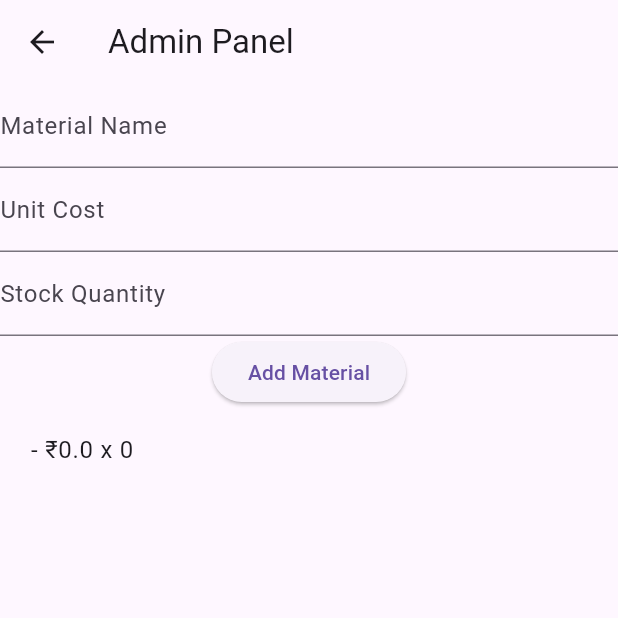
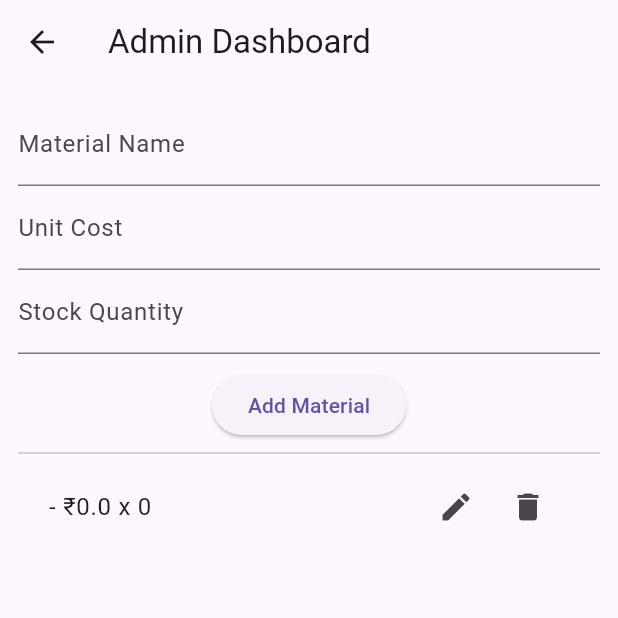
Before and after one commit to samarthdadhaniya/daily-planner, a Flutter app: the AdminPage screen opened directly, after a tap on "Add Material", on a phone screen of 412 x 824 dp, the top half of it. Run offline on Flutter 3.47's test engine with Material 3 defaults, Android fonts, the phone set to English and light mode, and no system bars; our stand-ins replace cloud_firestore, firebase_core; accounts and stored records are empty.

Commit message:
Initial commit - Simple Material Tracking & Costing App

```diff
--- a/Downloads/material tracker/material_tracker/lib/admin_page.dart
+++ b/Downloads/material tracker/material_tracker/lib/admin_page.dart
@@ -7,33 +7,48 @@ class AdminPage extends StatefulWidget {
 }
 
 class _AdminPageState extends State<AdminPage> {
-  final TextEditingController nameController = TextEditingController();
-  final TextEditingController costController = TextEditingController();
-  final TextEditingController stockController = TextEditingController();
+  final nameController = TextEditingController();
+  final costController = TextEditingController();
+  final stockController = TextEditingController();
 
-  void addMaterial() {
+  void addOrUpdateMaterial({int? index}) {
+    final name = nameController.text;
+    final unitCost = double.tryParse(costController.text) ?? 0;
+    final stock = int.tryParse(stockController.text) ?? 0;
+
     setState(() {
-      materials.add(MaterialItem(
-        name: nameController.text,
-        unitCost: double.tryParse(costController.text) ?? 0,
-        stock: int.tryParse(stockController.text) ?? 0,
-      ));
+      if (index == null) {
+        materials.add(MaterialItem(name: name, unitCost: unitCost, stock: stock));
+      } else {
+        materials[index] = MaterialItem(name: name, unitCost: unitCost, stock: stock);
+      }
     });
+
     nameController.clear();
     costController.clear();
     stockController.clear();
   }
 
+  void deleteMaterial(int index) {
+    setState(() {
+      materials.removeAt(index);
+    });
+  }
+
   @override
   Widget build(BuildContext context) {
     return Scaffold(
-      appBar: AppBar(title: Text('Admin Panel')),
-      body: Column(
+      appBar: AppBar(title: Text('Admin Dashboard')),
+      body: Padding(
+        padding: EdgeInsets.all(12),
+        child: Column(
           children: [
             TextField(controller: nameController, decoration: InputDecoration(labelText: 'Material Name')),
             TextField(controller: costController, decoration: InputDecoration(labelText: 'Unit Cost')),
             TextField(controller: stockController, decoration: InputDecoration(labelText: 'Stock Quantity')),
-          ElevatedButton(onPressed: addMaterial, child: Text('Add Material')),
+            SizedBox(height: 10),
+            ElevatedButton(onPressed: () => addOrUpdateMaterial(), child: Text('Add Material')),
+            Divider(),
             Expanded(
               child: ListView.builder(
                 itemCount: materials.length,
@@ -41,12 +56,31 @@ class _AdminPageState extends State<AdminPage> {
                   final m = materials[i];
                   return ListTile(
                     title: Text('${m.name} - ₹${m.unitCost} x ${m.stock}'),
+                    trailing: Row(
+                      mainAxisSize: MainAxisSize.min,
+                      children: [
+                        IconButton(
+                          icon: Icon(Icons.edit),
+                          onPressed: () {
+                            nameController.text = m.name;
+                            costController.text = m.unitCost.toString();
+                            stockController.text = m.stock.toString();
+                            addOrUpdateMaterial(index: i);
+                          },
+                        ),
+                        IconButton(
+                          icon: Icon(Icons.delete),
+                          onPressed: () => deleteMaterial(i),
+                        ),
+                      ],
+                    ),
                   );
                 },
               ),
             )
           ],
         ),
+      ),
     );
   }
 }
```
Also changed, not shown: Downloads/material tracker/material_tracker/lib/main.dart (+18 -6 lines), Downloads/material tracker/material_tracker/lib/operator_page.dart (+9 -9 lines). Lines whose indentation alone changed are shown as unchanged.
